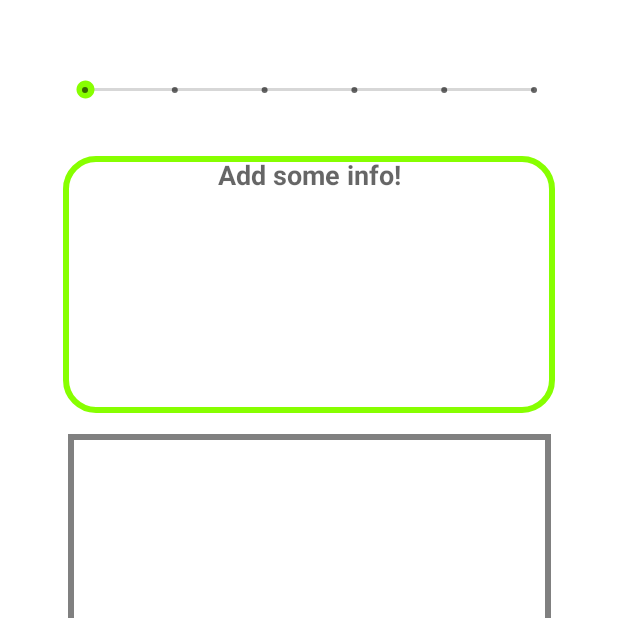
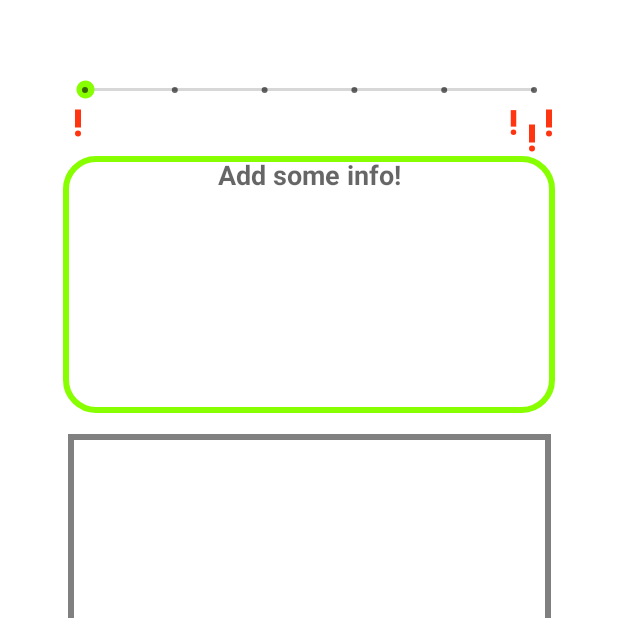
Before and after one commit to Abystrict/TrashPingerRescript, an Android app: the LocationPing screen opened directly, with no data from a screen before it, on a phone screen of 412 x 824 dp, the top half of it. Run offline under Robolectric (Android 15) with nearby library versions, the phone set to English and light mode, and no system bars.

Commit message:
FinalCommitIcoPriority

```diff
--- /dev/null
+++ b/app/src/main/res/drawable/ic_sharp_priority_high_24.xml
@@ -0,0 +1,6 @@
+<vector android:height="24dp" android:tint="#FF3410"
+    android:viewportHeight="24" android:viewportWidth="24"
+    android:width="24dp" xmlns:android="http://schemas.android.com/apk/res/android">
+    <path android:fillColor="@android:color/white" android:pathData="M12,19m-2,0a2,2 0,1 1,4 0a2,2 0,1 1,-4 0"/>
+    <path android:fillColor="@android:color/white" android:pathData="M10,3h4v12h-4z"/>
+</vector>
--- a/app/src/main/res/layout/activity_location_ping.xml
+++ b/app/src/main/res/layout/activity_location_ping.xml
@@ -134,4 +134,48 @@
         app:layout_constraintVertical_bias="1.0"
         app:srcCompat="@android:drawable/ic_menu_upload" />
 
+    <ImageView
+        android:id="@+id/imageView2"
+        android:layout_width="22dp"
+        android:layout_height="23dp"
+        android:layout_marginTop="70dp"
+        app:layout_constraintEnd_toEndOf="parent"
+        app:layout_constraintHorizontal_bias="0.85"
+        app:layout_constraintStart_toStartOf="parent"
+        app:layout_constraintTop_toTopOf="parent"
+        app:srcCompat="@drawable/ic_sharp_priority_high_24" />
+
+    <ImageView
+        android:id="@+id/imageView4"
+        android:layout_width="wrap_content"
+        android:layout_height="wrap_content"
+        android:layout_marginTop="70dp"
+        app:layout_constraintEnd_toEndOf="parent"
+        app:layout_constraintHorizontal_bias="0.912"
+        app:layout_constraintStart_toStartOf="parent"
+        app:layout_constraintTop_toTopOf="parent"
+        app:srcCompat="@drawable/ic_sharp_priority_high_24" />
+
+    <ImageView
+        android:id="@+id/imageView5"
+        android:layout_width="wrap_content"
+        android:layout_height="wrap_content"
+        android:layout_marginTop="80dp"
+        app:layout_constraintEnd_toEndOf="parent"
+        app:layout_constraintHorizontal_bias="0.883"
+        app:layout_constraintStart_toStartOf="parent"
+        app:layout_constraintTop_toTopOf="parent"
+        app:srcCompat="@drawable/ic_sharp_priority_high_24" />
+
+    <ImageView
+        android:id="@+id/imageView3"
+        android:layout_width="wrap_content"
+        android:layout_height="wrap_content"
+        android:layout_marginTop="70dp"
+        app:layout_constraintEnd_toEndOf="parent"
+        app:layout_constraintHorizontal_bias="0.103"
+        app:layout_constraintStart_toStartOf="parent"
+        app:layout_constraintTop_toTopOf="parent"
+        app:srcCompat="@drawable/ic_sharp_priority_high_24" />
+
 </androidx.constraintlayout.widget.ConstraintLayout>
```
